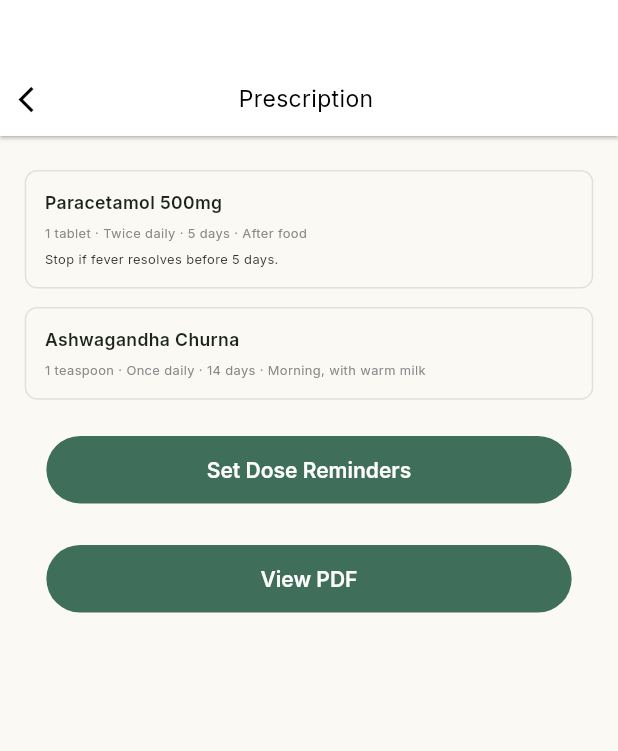
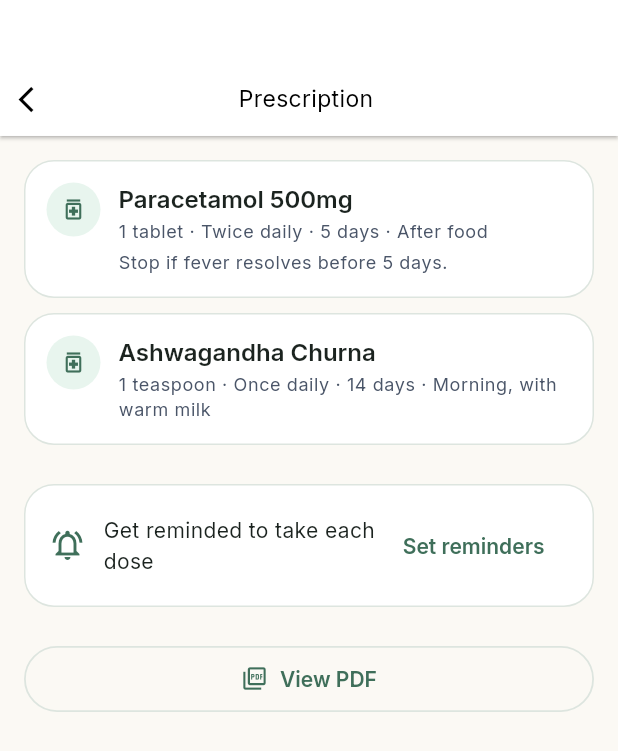
Before and after one commit to appayureze-cloud/ayurezepat, a Flutter app: the PrescriptionDetailScreen screen opened directly with empty values, on a phone screen of 412 x 824 dp. Shown: the top 751 px of the screen. Run offline on Flutter 3.47's test engine with Material 3 defaults, Android fonts, the phone set to English and light mode, and no system bars; our stand-ins replace cached_network_image, carousel_slider, cloud_firestore, connectivity_plus, country_picker, dio and 38 more; missing offline and left inert: agora_rtc_engine, flutter_google_maps_webservices, google_api_headers, google_places_flutter_api, pip_view, razorpay_flutter; accounts and stored records are empty; generated files the repository leaves out were written again; network calls fail.

Commit message:
Stitch UI batch 5: restyle prescription, health timeline, daily check-in
- Structured Prescription: item list restyled with a leading icon chip
  per medicine; the treatment-recommendation and set-reminders actions
  are now calm callout cards instead of plain buttons.
- Health Record Timeline: rebuilt as a real vertical timeline (dot +
  connecting line) matching ayureze_health_record_timeline/code.html,
  instead of a flat list of bordered rows.
- Daily Check-in: 1-5 selector now uses soft circular face icons
  instead of bare numbered circles; the escalation banner changed from
  a red/clay alert to the non-alarming amber tone the design brief
  calls for (this isn't a medical emergency - that's the Astra chat's
  EmergencyCardWidget, left untouched).

Not touched: Medication Reminders (Taken/Skip/Snooze) has no
screen to restyle - it's implemented purely as OS local-notification
action buttons (AndroidNotificationAction), which the app can't theme,
and there's no in-app "today's doses" list backing a dedicated review
screen. Building one would mean new feature engineering (reading back
flutter_local_notifications' pending queue into a UI model), not a
restyle, so it's left for a separate pass.

Verified locally: flutter analyze (0 errors/warnings), dart format
(clean), flutter test (87/87 passed).

Co-Authored-By: Claude Sonnet 5 <noreply@anthropic.com>
Claude-Session: https://claude.ai/code/session_01MLoSPFh2HoyreDsU3P76CT

```diff
--- a/lib/features/prescriptions/presentation/prescription_detail_screen.dart
+++ b/lib/features/prescriptions/presentation/prescription_detail_screen.dart
@@ -1,17 +1,19 @@
 import 'package:flutter/material.dart';
 import 'package:fluttertoast/fluttertoast.dart';
-import 'package:sizer/sizer.dart';
 
-import '../../../const/Palette.dart';
 import '../../../const/env.dart';
 import '../../../model/v2/prescription_response.dart';
-import '../../../v2/ui/widgets/button_v2.dart';
+import '../../../theme.dart';
 import '../../../v2/ui/widgets/header.dart';
 import '../../../v2/utils/pdf_downloader.dart';
 import '../domain/entities/prescription_item.dart';
 import '../domain/prescription_items_source.dart';
 import 'dose_reminder_scheduler.dart';
 
+/// Matches the Stitch "Structured Prescription" screen
+/// (ayureze_structured_prescription/code.html): a clean item list, with
+/// the treatment-recommendation / dose-reminders actions styled as calm
+/// callout cards rather than plain buttons.
 class PrescriptionDetailScreen extends StatelessWidget {
   final Prescription prescription;
 
@@ -25,23 +27,23 @@ class PrescriptionDetailScreen extends StatelessWidget {
     final items = source.itemsFor(prescription);
 
     return Scaffold(
+      backgroundColor: AppColors.creamSurface,
       body: Column(
         children: [
-          Header_v2(title: 'Prescription'),
+          const Header_v2(title: 'Prescription'),
           Expanded(
             child: ListView(
-              padding: EdgeInsets.all(4.w),
+              padding: const EdgeInsets.all(16),
               children: [
                 if (items.isEmpty)
-                  Padding(
-                    padding: EdgeInsets.symmetric(vertical: 4.h),
+                  const Padding(
+                    padding: EdgeInsets.symmetric(vertical: 32),
                     child: Center(
                       child: Text(
                         'A structured breakdown isn\'t available for this '
                         'prescription yet. Use the PDF below.',
                         textAlign: TextAlign.center,
-                        style: TextStyle(
-                            color: Palette.dark_grey, fontSize: 13.sp),
+                        style: TextStyle(color: AppColors.slateTextMuted),
                       ),
                     ),
                   )
@@ -49,32 +51,58 @@ class PrescriptionDetailScreen extends StatelessWidget {
                   for (final item in items) _PrescriptionItemCard(item: item),
                 if (prescription.treatmentRecommendation != null &&
                     prescription.treatmentRecommendation!.isNotEmpty) ...[
-                  SizedBox(height: 2.h),
-                  Text(
-                    'Treatment recommendation',
-                    style:
-                        TextStyle(fontWeight: FontWeight.w600, fontSize: 14.sp),
+                  const SizedBox(height: 16),
+                  Container(
+                    width: double.infinity,
+                    padding: const EdgeInsets.all(16),
+                    decoration: BoxDecoration(
+                      color: AppColors.sagePrimarySubtle,
+                      borderRadius: AppRadius.roundedLg,
                     ),
-                  SizedBox(height: 1.h),
+                    child: Column(
+                      crossAxisAlignment: CrossAxisAlignment.start,
+                      children: [
+                        Text('Treatment recommendation',
+                            style: Theme.of(context).textTheme.titleMedium),
+                        const SizedBox(height: 6),
                         Text(
                           prescription.treatmentRecommendation!,
-                    style:
-                        TextStyle(fontSize: 13.sp, color: Palette.dark_grey1),
+                          style: Theme.of(context).textTheme.bodyMedium,
                         ),
-                  SizedBox(height: 1.h),
-                  ButtonV2(
-                    label: 'Book Treatment',
+                        const SizedBox(height: 12),
+                        OutlinedButton(
                           onPressed: () => Navigator.pushNamed(
                             context,
                             'TherapyHome',
-                      arguments: [2, prescription.treatmentRecommendation],
+                            arguments: [
+                              2,
+                              prescription.treatmentRecommendation
+                            ],
+                          ),
+                          child: const Text('Book treatment'),
+                        ),
+                      ],
                     ),
                   ),
                 ],
                 if (items.isNotEmpty && prescription.id != null) ...[
-                  SizedBox(height: 2.h),
-                  ButtonV2(
-                    label: 'Set Dose Reminders',
+                  const SizedBox(height: 16),
+                  Container(
+                    width: double.infinity,
+                    padding: const EdgeInsets.all(16),
+                    decoration: BoxDecoration(
+                      color: AppColors.creamSurfaceLowest,
+                      border: Border.all(color: AppColors.slateBorder),
+                      borderRadius: AppRadius.roundedLg,
+                    ),
+                    child: Row(
+                      children: [
+                        const Icon(Icons.notifications_active_outlined,
+                            color: AppColors.sagePrimary),
+                        const SizedBox(width: 12),
+                        const Expanded(
+                            child: Text('Get reminded to take each dose')),
+                        TextButton(
                           onPressed: () async {
                             final prescriptionId = prescription.id!;
                             for (var i = 0; i < items.length; i++) {
@@ -85,16 +113,22 @@ class PrescriptionDetailScreen extends StatelessWidget {
                               );
                             }
                             Fluttertoast.showToast(
-                        msg: 'Reminders set for ${items.length} medicine(s)',
+                              msg:
+                                  'Reminders set for ${items.length} medicine(s)',
                             );
                           },
+                          child: const Text('Set reminders'),
                         ),
                       ],
-                SizedBox(height: 3.h),
+                    ),
+                  ),
+                ],
+                const SizedBox(height: 24),
                 if (prescription.pdfPath != null)
-                  ButtonV2(
-                    label: 'View PDF',
+                  OutlinedButton.icon(
                     onPressed: () => downloadAndOpenPdf(prescription.pdfPath!),
+                    icon: const Icon(Icons.picture_as_pdf_outlined, size: 18),
+                    label: const Text('View PDF'),
                   ),
               ],
             ),
@@ -114,31 +148,48 @@ class _PrescriptionItemCard extends StatelessWidget {
   Widget build(BuildContext context) {
     return Container(
       width: double.infinity,
-      margin: EdgeInsets.symmetric(vertical: 0.75.h),
-      padding: EdgeInsets.all(3.w),
+      margin: const EdgeInsets.only(bottom: 10),
+      padding: const EdgeInsets.all(14),
       decoration: BoxDecoration(
-        border: Border.all(color: Palette.lightGrey),
-        borderRadius: BorderRadius.circular(2.w),
+        color: AppColors.creamSurfaceLowest,
+        border: Border.all(color: AppColors.slateBorder),
+        borderRadius: AppRadius.roundedLg,
       ),
+      child: Row(
+        crossAxisAlignment: CrossAxisAlignment.start,
+        children: [
+          Container(
+            width: 36,
+            height: 36,
+            decoration: const BoxDecoration(
+              color: AppColors.sagePrimarySubtle,
+              shape: BoxShape.circle,
+            ),
+            child: const Icon(Icons.medication_outlined,
+                size: 18, color: AppColors.sagePrimary),
+          ),
+          const SizedBox(width: 12),
+          Expanded(
             child: Column(
               crossAxisAlignment: CrossAxisAlignment.start,
               children: [
-          Text(
-            item.name,
-            style: TextStyle(fontWeight: FontWeight.w600, fontSize: 14.sp),
-          ),
-          SizedBox(height: 0.5.h),
+                Text(item.name,
+                    style: Theme.of(context).textTheme.headlineSmall),
+                const SizedBox(height: 2),
                 Text(
                   '${item.dose} · ${item.frequency} · ${item.durationDays} days · ${item.timing}',
-            style: TextStyle(fontSize: 12.sp, color: Palette.dark_grey),
+                  style: Theme.of(context).textTheme.bodySmall,
                 ),
                 if (item.instructions != null) ...[
-            SizedBox(height: 0.5.h),
+                  const SizedBox(height: 4),
                   Text(
                     item.instructions!,
-              style: TextStyle(fontSize: 12.sp, color: Palette.dark_grey1),
+                    style: Theme.of(context).textTheme.bodySmall,
                   ),
                 ],
+              ],
+            ),
+          ),
         ],
       ),
     );
```
Also changed, not shown: lib/features/astra/presentation/daily_checkin_screen.dart (+87 -53 lines), lib/features/health_records/presentation/health_record_timeline_screen.dart (+69 -33 lines). Lines whose indentation alone changed are shown as unchanged.
